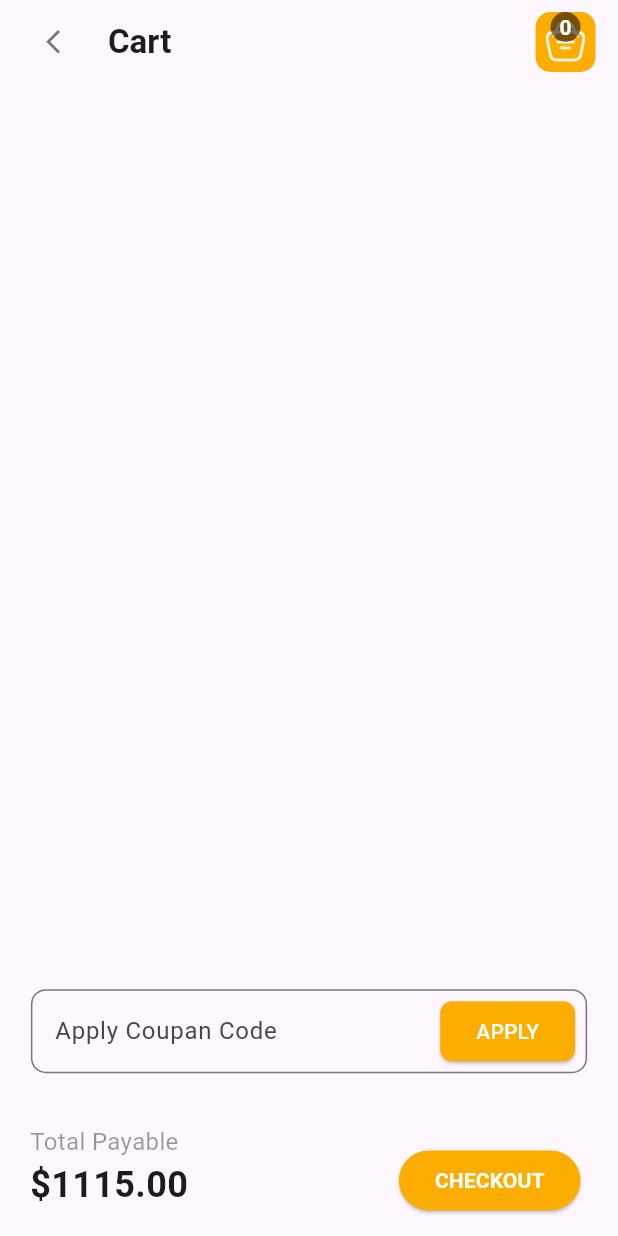
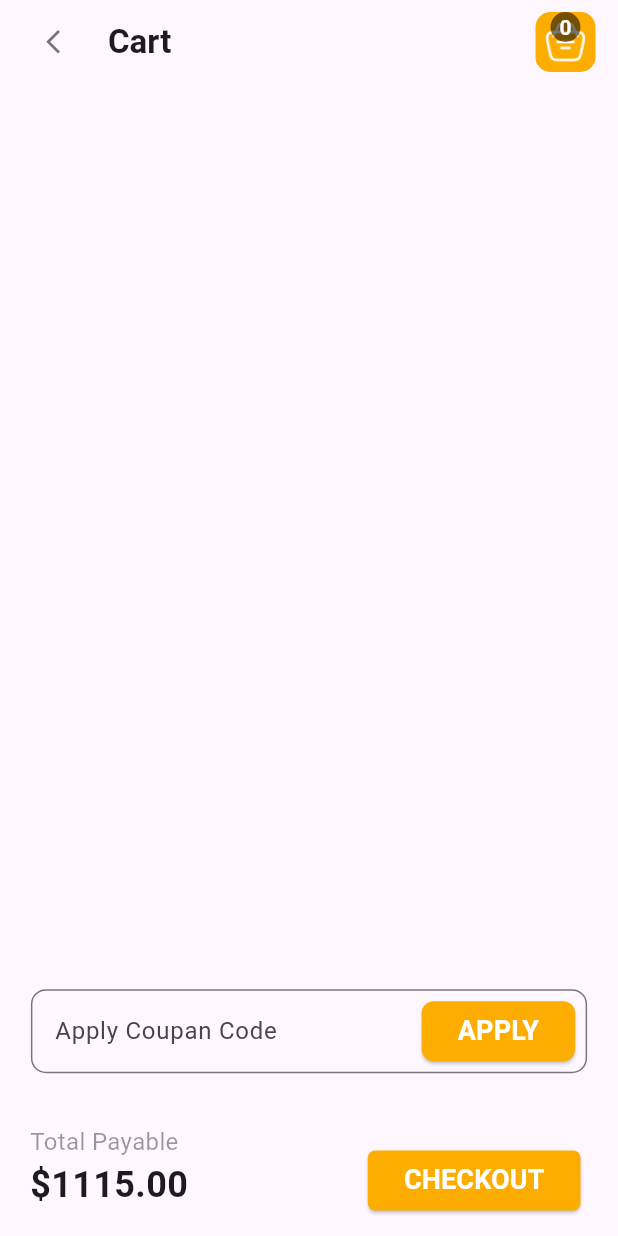
Before and after one commit to homen19/ECom, a Flutter app: the Cart screen opened directly with empty values, on a phone screen of 412 x 824 dp. Run offline on Flutter 3.47's test engine with Material 3 defaults, Android fonts, the phone set to English and light mode, and no system bars.

Commit message:
Cart button true false added

```diff
--- a/lib/Screen/Cart.dart
+++ b/lib/Screen/Cart.dart
@@ -1,7 +1,5 @@
 import 'package:flutter/material.dart';
-import 'package:shoeshop/Screen/DetailsScreen.dart';
 import 'package:shoeshop/Screen/HomeScreen.dart';
-import 'package:shoeshop/Widgets/CustomCard.dart';
 
 class Cart extends StatefulWidget {
   final List<CartItem> cartItems;
@@ -274,7 +272,13 @@ class _CartState extends State<Cart> {
                       ),
                     ),
                     onPressed: () {},
-                    child: Text("APPLY"),
+                    child: Text(
+                      "APPLY",
+                      style: TextStyle(
+                        fontWeight: FontWeight.bold,
+                        fontSize: 18,
+                      ),
+                    ),
                   ),
                 ),
               ],
@@ -326,12 +330,16 @@ class _CartState extends State<Cart> {
               style: ElevatedButton.styleFrom(
                 backgroundColor: Color(0xFFFDAD00),
                 foregroundColor: Colors.white,
+                shape: RoundedRectangleBorder(
+                  borderRadius: BorderRadius.circular(5),
+                ),
               ),
               onPressed: () {},
               child: Text(
                 "CHECKOUT",
                 style: TextStyle(
                   fontWeight: FontWeight.bold,
+                  fontSize: 18,
                 ),
               ),
             ),
--- a/lib/Screen/DetailsScreen.dart
+++ b/lib/Screen/DetailsScreen.dart
@@ -104,10 +104,10 @@ class Details extends StatelessWidget {
                   Text(
                     // -------------Here allowing only 13 character in name of the product-----
 
-                    name.length <= 12 ? name : name.substring(0, 12),
+                    name,
 
                     style: TextStyle(
-                      fontSize: 32,
+                      fontSize: 28,
                       fontWeight: FontWeight.w700,
                     ),
                   ),
@@ -139,7 +139,7 @@ class Details extends StatelessWidget {
           // -------------------------description part----------------------------------
           Text(
             description,
-            maxLines: 3,
+            maxLines: 4,
             style: TextStyle(
               fontSize: 16,
               color: Color(0xFF929292),
```
Also changed, not shown: lib/Screen/HomeScreen.dart (+7 -0 lines), lib/Widgets/CustomCard.dart (+25 -2 lines).
